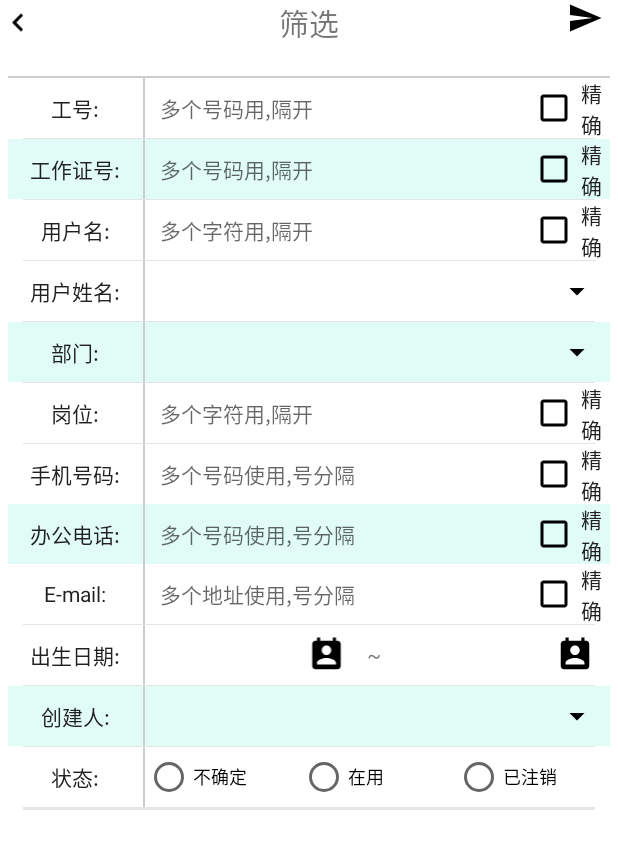
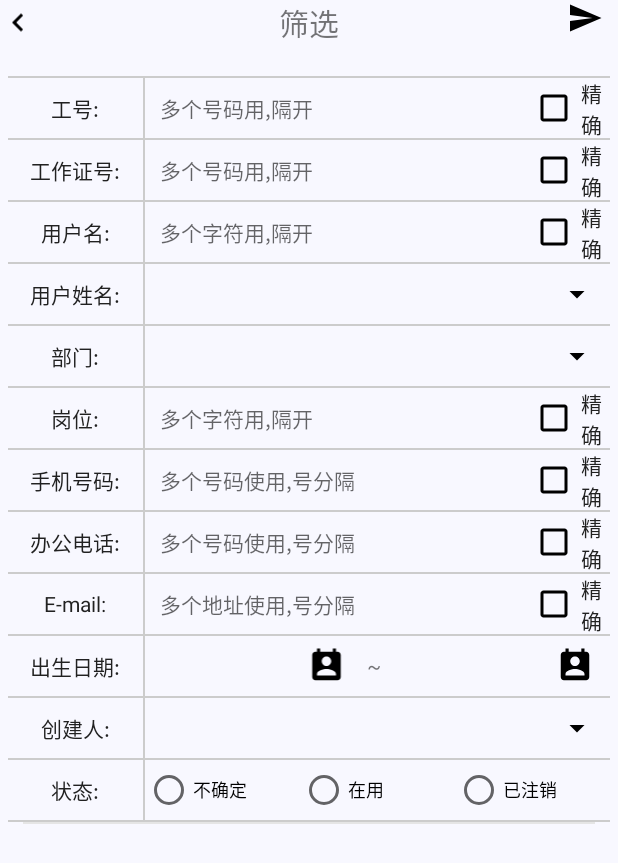
Before and after one commit to tall-talker/UIFrame, an Android app: the UserFilterActivity screen opened directly, with no data from a screen before it, on a phone screen of 412 x 824 dp. Shown: the top 863 px of the screen. Run offline under Robolectric (Android 15) with nearby library versions, the phone set to English and light mode, and no system bars; our stand-ins replace ButterKnife.

Commit message:
111111111111111

```diff
--- a/app/src/main/res/layout/activity_user_filter.xml
+++ b/app/src/main/res/layout/activity_user_filter.xml
@@ -1,7 +1,7 @@
 <LinearLayout xmlns:android="http://schemas.android.com/apk/res/android"
     android:layout_width="match_parent"
     android:layout_height="match_parent"
-    android:background="@color/white"
+    android:background="@color/ghostwhite"
     android:orientation="vertical">
 
     <include layout="@layout/title_bar" />
@@ -67,18 +67,13 @@
                     android:textSize="14sp" />
             </LinearLayout>
 
-            <View
-                android:layout_width="match_parent"
-                android:layout_height="0.5dp"
-                android:layout_marginLeft="10dp"
-                android:layout_marginRight="10dp"
-                android:background="#e5e5e5" />
+            <include layout="@layout/layout_item_divider_horizontal"/>
 
             <LinearLayout
                 android:layout_width="match_parent"
                 android:layout_height="0dp"
                 android:layout_weight="1"
-                android:background="#e1fcf6"
+
                 android:orientation="horizontal">
 
                 <TextView
@@ -123,12 +118,7 @@
                     android:textSize="14sp" />
             </LinearLayout>
 
-            <View
-                android:layout_width="match_parent"
-                android:layout_height="0.5dp"
-                android:layout_marginLeft="10dp"
-                android:layout_marginRight="10dp"
-                android:background="#e5e5e5" />
+            <include layout="@layout/layout_item_divider_horizontal"/>
 
             <LinearLayout
                 android:layout_width="match_parent"
@@ -178,12 +168,7 @@
                     android:textSize="14sp" />
             </LinearLayout>
 
-            <View
-                android:layout_width="match_parent"
-                android:layout_height="0.5dp"
-                android:layout_marginLeft="10dp"
-                android:layout_marginRight="10dp"
-                android:background="#e5e5e5" />
+            <include layout="@layout/layout_item_divider_horizontal"/>
 
             <LinearLayout
                 android:layout_width="match_parent"
@@ -228,18 +213,13 @@
                 </FrameLayout>
             </LinearLayout>
 
-            <View
-                android:layout_width="match_parent"
-                android:layout_height="0.5dp"
-                android:layout_marginLeft="10dp"
-                android:layout_marginRight="10dp"
-                android:background="#e5e5e5" />
+            <include layout="@layout/layout_item_divider_horizontal"/>
 
             <LinearLayout
                 android:layout_width="match_parent"
                 android:layout_height="0dp"
                 android:layout_weight="1"
-                android:background="#e1fcf6"
+
                 android:orientation="horizontal">
 
                 <TextView
@@ -279,12 +259,7 @@
                 </FrameLayout>
             </LinearLayout>
 
-            <View
-                android:layout_width="match_parent"
-                android:layout_height="0.5dp"
-                android:layout_marginLeft="10dp"
-                android:layout_marginRight="10dp"
-                android:background="#e5e5e5" />
+            <include layout="@layout/layout_item_divider_horizontal"/>
 
             <LinearLayout
                 android:layout_width="match_parent"
@@ -334,12 +309,7 @@
                     android:textSize="14sp" />
             </LinearLayout>
 
-            <View
-                android:layout_width="match_parent"
-                android:layout_height="0.5dp"
-                android:layout_marginLeft="10dp"
-                android:layout_marginRight="10dp"
-                android:background="#e5e5e5" />
+            <include layout="@layout/layout_item_divider_horizontal"/>
 
             <LinearLayout
                 android:layout_width="match_parent"
@@ -389,11 +359,13 @@
                     android:textSize="14sp" />
             </LinearLayout>
 
+            <include layout="@layout/layout_item_divider_horizontal"/>
+
             <LinearLayout
                 android:layout_width="match_parent"
                 android:layout_height="0dp"
                 android:layout_weight="1"
-                android:background="#e1fcf6"
+
                 android:orientation="horizontal">
 
                 <TextView
@@ -437,6 +409,8 @@
                     android:textColor="#212121"
                     android:textSize="14sp" />
             </LinearLayout>
+
+            <include layout="@layout/layout_item_divider_horizontal"/>
 
             <LinearLayout
                 android:layout_width="match_parent"
@@ -486,12 +460,7 @@
                     android:textSize="14sp" />
             </LinearLayout>
 
-            <View
-                android:layout_width="match_parent"
-                android:layout_height="0.5dp"
-                android:layout_marginLeft="10dp"
-                android:layout_marginRight="10dp"
-                android:background="#e5e5e5" />
+            <include layout="@layout/layout_item_divider_horizontal"/>
 
             <LinearLayout
                 android:layout_width="match_parent"
@@ -563,18 +532,13 @@
             </LinearLayout>
 
 
-            <View
-                android:layout_width="match_parent"
-                android:layout_height="0.5dp"
-                android:layout_marginLeft="10dp"
-                android:layout_marginRight="10dp"
-                android:background="#e5e5e5" />
+            <include layout="@layout/layout_item_divider_horizontal"/>
 
             <LinearLayout
                 android:layout_width="match_parent"
                 android:layout_height="0dp"
                 android:layout_weight="1"
-                android:background="#e1fcf6"
+
                 android:orientation="horizontal">
 
                 <TextView
@@ -614,12 +578,7 @@
                 </FrameLayout>
             </LinearLayout>
 
-            <View
-                android:layout_width="match_parent"
-                android:layout_height="0.5dp"
-                android:layout_marginLeft="10dp"
-                android:layout_marginRight="10dp"
-                android:background="#e5e5e5" />
+            <include layout="@layout/layout_item_divider_horizontal"/>
 
             <LinearLayout
                 android:layout_width="match_parent"
@@ -671,19 +630,14 @@
                 </RadioGroup>
             </LinearLayout>
 
-            <View
-                android:layout_width="match_parent"
-                android:layout_height="0.5dp"
-                android:layout_marginLeft="10dp"
-                android:layout_marginRight="10dp"
-                android:background="#e5e5e5" />
+            <include layout="@layout/layout_item_divider_horizontal"/>
 
             <LinearLayout
                 android:id="@+id/ll_off_time"
                 android:layout_width="match_parent"
                 android:layout_height="0dp"
                 android:layout_weight="1"
-                android:background="#e1fcf6"
+
                 android:orientation="horizontal"
                 android:visibility="gone">
 
--- a/app/src/main/res/layout/item_reply_list.xml
+++ b/app/src/main/res/layout/item_reply_list.xml
@@ -25,7 +25,7 @@
             android:layout_height="30dp"
             android:layout_marginStart="10dp"
             android:gravity="center_vertical"
-            android:text="内容："
+            android:text="内容"
             android:textColor="@color/black" />
 
         <include layout="@layout/layout_item_divider_horizontal" />
@@ -35,7 +35,7 @@
             android:layout_height="30dp"
             android:layout_marginStart="10dp"
             android:gravity="center_vertical"
-            android:text="时间："
+            android:text="时间"
             android:textColor="@color/black" />
 
         <include layout="@layout/layout_item_divider_horizontal" />
@@ -45,7 +45,7 @@
             android:layout_height="30dp"
             android:layout_marginStart="10dp"
             android:gravity="center_vertical"
-            android:text="回复人："
+            android:text="回复人"
             android:textColor="@color/black" />
     </LinearLayout>
 
```
Also changed, not shown: app/src/main/java/com/oridway/www/uiframe/activity/UserDetailActivity.java (+7 -10 lines), app/src/main/java/com/oridway/www/uiframe/activity/UserListActivity.java (+9 -0 lines), app/src/main/java/com/oridway/www/uiframe/bean/ClsUserInfo.java (deleted, +0 -402 lines), app/src/main/res/layout/activity_user_detail.xml (+32 -16 lines).
